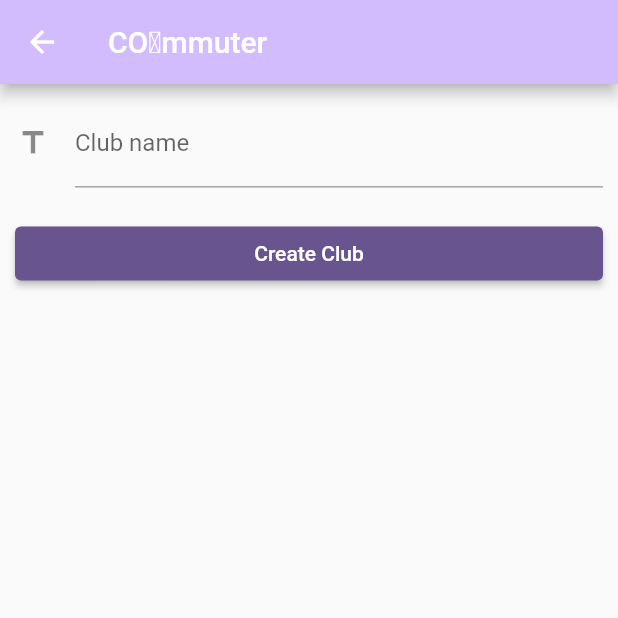
After one commit to PNA-Tech/commuter, a Flutter app: the ClubNewPage screen opened by its route, on a phone screen of 412 x 824 dp, the top half of it. The commit adds this screen. Run offline on Flutter 3.47's test engine with Material 2 defaults, Android fonts, the phone set to English and light mode, and no system bars; our stand-ins replace flutter_map, latlong2, location, pocketbase, shared_preferences; accounts and stored records are empty.

Commit message:
New club page and fix the pages

```diff
--- /dev/null
+++ b/lib/club_new.dart
@@ -0,0 +1,65 @@
+import 'package:commuter/club_view.dart';
+import 'package:commuter/pb.dart';
+import 'package:flutter/material.dart';
+
+class ClubNewPage extends StatefulWidget {
+  const ClubNewPage({super.key});
+
+  @override
+  State<ClubNewPage> createState() => _ClubNewPageState();
+}
+
+class _ClubNewPageState extends State<ClubNewPage> {
+  bool loading = false;
+  String name = "";
+
+  void create() async {
+    setState(() {
+      loading = true;
+    });
+
+    final club = await Pb.pb.collection("clubs").create(body: {
+      "author": Pb.pb.authStore.model.id,
+      "members": [Pb.pb.authStore.model.id],
+      "name": name,
+    });
+
+    Navigator.popAndPushNamed(context, "/clubview",
+        arguments: ClubViewArgs(club.id));
+  }
+
+  @override
+  Widget build(BuildContext context) {
+    return Scaffold(
+      appBar: AppBar(
+        backgroundColor: Theme.of(context).colorScheme.inversePrimary,
+        title: const Text("CO₂mmuter"),
+      ),
+      body: Padding(
+        padding: const EdgeInsets.all(10.0),
+        child: Column(
+          mainAxisAlignment: MainAxisAlignment.start,
+          crossAxisAlignment: CrossAxisAlignment.stretch,
+          children: [
+            TextField(
+              decoration: const InputDecoration(
+                icon: Icon(Icons.title),
+                labelText: "Club name",
+              ),
+              onChanged: (v) {
+                setState(() {
+                  name = v;
+                });
+              },
+            ),
+            const SizedBox(height: 20),
+            ElevatedButton(
+              onPressed: loading ? null : create,
+              child: const Text('Create Club'),
+            )
+          ],
+        ),
+      ),
+    );
+  }
+}
--- a/lib/club_view.dart
+++ b/lib/club_view.dart
@@ -17,7 +17,7 @@ class ClubViewPage extends StatefulWidget {
 
 class _ClubViewPageState extends State<ClubViewPage> {
   late RecordModel club;
-  bool loading = true;
+  bool loading = false;
   bool loaded = false;
 
   void init(ClubViewArgs args) async {
@@ -25,7 +25,7 @@ class _ClubViewPageState extends State<ClubViewPage> {
       loading = true;
     });
 
-    club = await Pb.pb.collection("users").getOne(args.clubId);
+    club = await Pb.pb.collection("clubs").getOne(args.clubId);
 
     setState(() {
       loading = false;
--- a/lib/main.dart
+++ b/lib/main.dart
@@ -1,9 +1,12 @@
 import 'package:commuter/activity_view.dart';
 import 'package:commuter/auth.dart';
+import 'package:commuter/club_new.dart';
+import 'package:commuter/club_view.dart';
 import 'package:commuter/clubs.dart';
 import 'package:commuter/homepage.dart';
 import 'package:commuter/pb.dart';
 import 'package:commuter/record.dart';
+import 'package:commuter/user_view.dart';
 import 'package:flutter/material.dart';
 
 void main() {
@@ -25,6 +28,9 @@ class Commuter extends StatelessWidget {
           "/": (context) => const Home(),
           "/auth": (context) => const Auth(),
           "/view": (context) => const ActivityViewPage(),
+          "/userview": (context) => const UserViewPage(),
+          "/clubview": (context) => const ClubViewPage(),
+          "/clubnew": (context) => const ClubNewPage(),
         });
   }
 }
--- a/lib/user_view.dart
+++ b/lib/user_view.dart
@@ -17,7 +17,7 @@ class UserViewPage extends StatefulWidget {
 
 class _UserViewPageState extends State<UserViewPage> {
   late RecordModel user;
-  bool loading = true;
+  bool loading = false;
   bool loaded = false;
 
   void init(UserViewArgs args) async {
@@ -65,7 +65,7 @@ class _UserViewPageState extends State<UserViewPage> {
           mainAxisAlignment: MainAxisAlignment.start,
           children: <Widget>[
             Text(
-              'User: ${user.data["name"]}',
+              'User: ${user.data["username"]}',
             ),
           ],
         ),
```
Also changed, not shown: lib/clubs.dart (+123 -8 lines).
